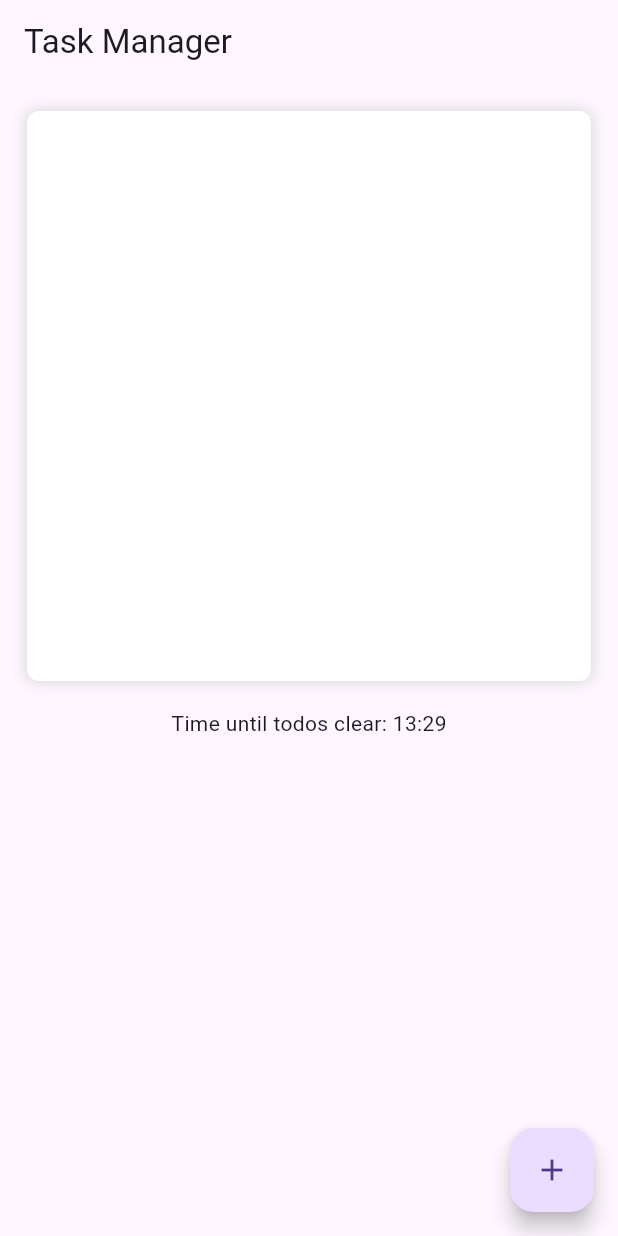
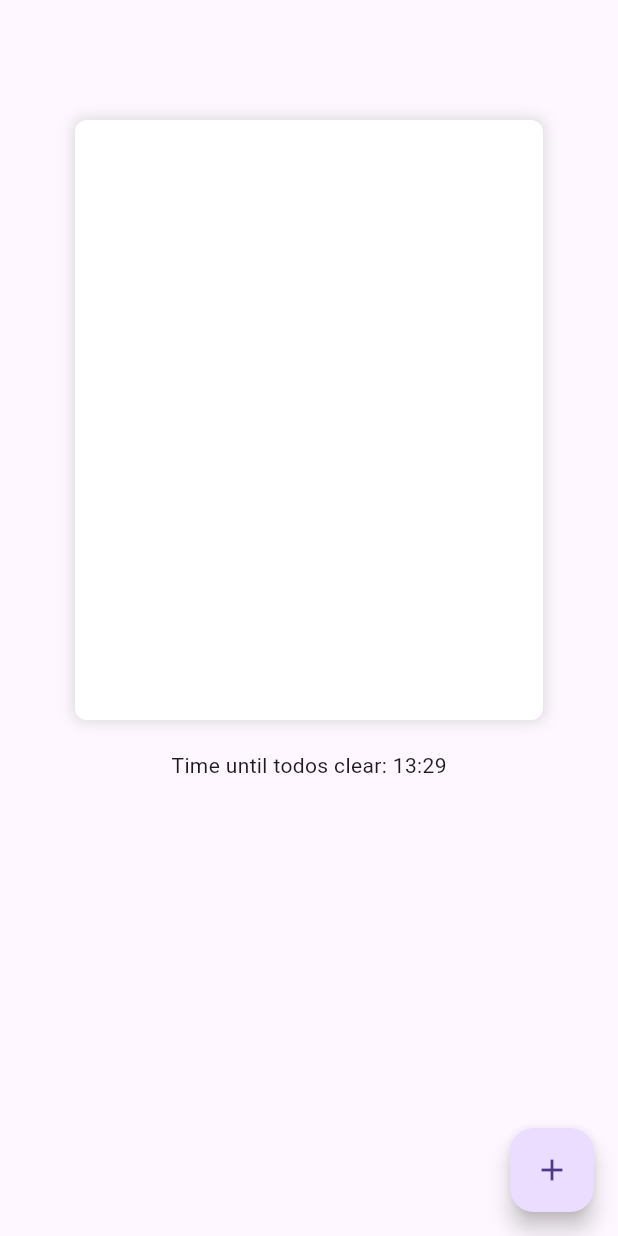
Before and after one commit to matthewincardona/task-manager, a Flutter app: the screen it shows after launch, on a phone screen of 412 x 824 dp. Run offline on Flutter 3.47's test engine with Material 3 defaults, Android fonts, the phone set to English and light mode, and no system bars; our stand-ins replace shared_preferences.

Commit message:
Adjust todo list spacing

```diff
--- a/lib/main.dart
+++ b/lib/main.dart
@@ -19,7 +19,7 @@ class MyApp extends StatelessWidget {
   @override
   Widget build(BuildContext context) {
     return MaterialApp(
-      title: 'Todo App',
+      title: 'Task Manager',
       theme: ThemeData(
         primarySwatch: Colors.blue,
       ),
--- a/lib/view/todo_view.dart
+++ b/lib/view/todo_view.dart
@@ -14,9 +14,9 @@ class _TodoViewState extends State<TodoView> {
   @override
   Widget build(BuildContext context) {
     return Scaffold(
-      appBar: AppBar(
-        title: const Text('Task Manager'),
-      ),
+      // appBar: AppBar(
+      //   title: const Text('Task Manager'),
+      // ),
       body: const Column(
         children: [
           TodoList(), // Separate widget for todo list
@@ -39,8 +39,8 @@ class TodoList extends StatelessWidget {
     return Consumer<TodoViewModel>(
       builder: (context, viewModel, child) {
         return Container(
-          margin: const EdgeInsets.all(18.0),
-          padding: const EdgeInsets.fromLTRB(10.0, 15.0, 10.0, 15.0),
+          margin: const EdgeInsets.fromLTRB(50.0, 80.0, 50.0, 20.0),
+          // padding: const EdgeInsets.fromLTRB(10.0, 0.0, 10.0, 0.0),
           decoration: BoxDecoration(
             color: Colors.white,
             borderRadius: BorderRadius.circular(8.0),
@@ -54,10 +54,10 @@ class TodoList extends StatelessWidget {
             ],
           ),
           child: ConstrainedBox(
-            constraints: const BoxConstraints.tightFor(height: 350),
+            constraints: const BoxConstraints.tightFor(height: 400),
             child: SingleChildScrollView(
               child: SizedBox(
-                height: 350,
+                height: 400,
                 child: ListView.builder(
                   itemCount: viewModel.todos.length,
                   itemBuilder: (context, index) {
```
